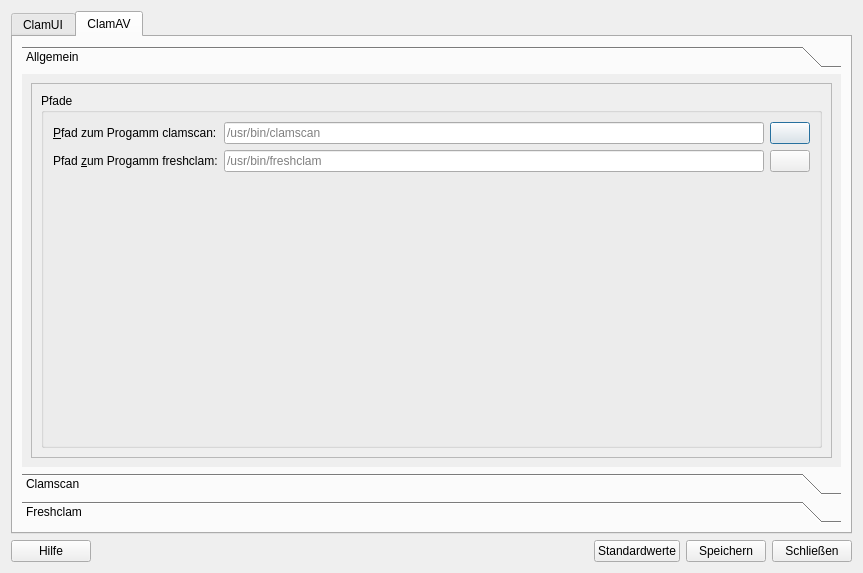
Old version of the form ui/settings.ui in the repository elgolondrino/clamui.
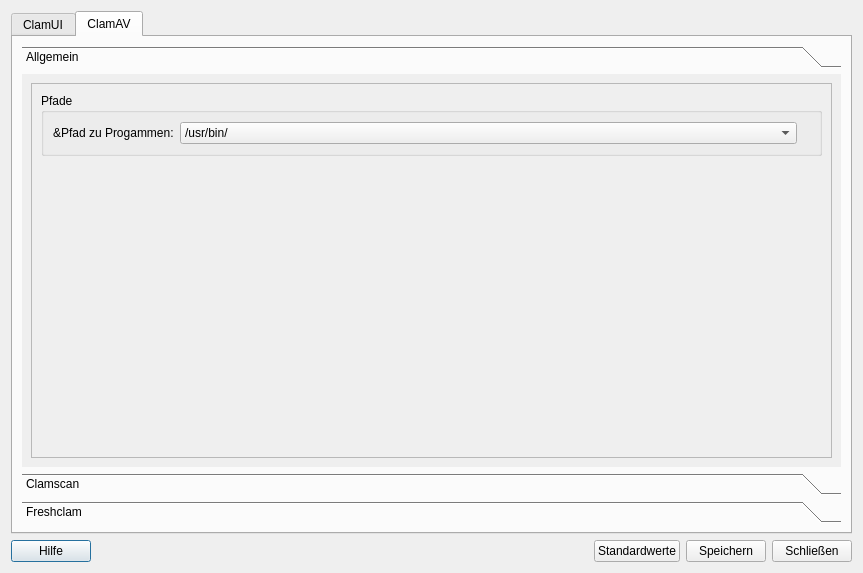
New version of the form. The open tabs and pages were chosen to show the change. Icons and pictures are not drawn.

The edit to the form file:
```diff
--- a/ui/settings.ui
+++ b/ui/settings.ui
@@ -219,82 +219,53 @@
                 <height>368</height>
                </rect>
               </property>
-              <layout class="QVBoxLayout" name="verticalLayout_9">
-               <item>
+              <layout class="QFormLayout" name="formLayout_2">
+               <item row="0" column="0" colspan="2">
                 <widget class="QGroupBox" name="groupBox">
                  <property name="title">
                   <string>Pfade</string>
                  </property>
-                 <layout class="QFormLayout" name="formLayout_2">
-                  <item row="0" column="0" colspan="2">
-                   <layout class="QGridLayout" name="gridLayout_2">
+                 <layout class="QHBoxLayout" name="horizontalLayout_3">
+                  <item>
+                   <layout class="QGridLayout" name="gridLayout_2" columnstretch="0,1,0">
                     <item row="0" column="1">
-                     <widget class="QLineEdit" name="lineEdit_BinClamScan">
-                      <property name="text">
-                       <string/>
-                      </property>
-                      <property name="placeholderText">
-                       <string>/usr/bin/clamscan</string>
-                      </property>
+                     <widget class="QComboBox" name="comboBox_ProgramPath">
+                      <item>
+                       <property name="text">
+                        <string>/usr/bin/</string>
+                       </property>
+                       <property name="icon">
+                        <iconset theme="folder">
+                         <normaloff/>
+                        </iconset>
+                       </property>
+                      </item>
+                      <item>
+                       <property name="text">
+                        <string>/usr/local/bin/</string>
+                       </property>
+                       <property name="icon">
+                        <iconset theme="folder">
+                         <normaloff/>
+                        </iconset>
+                       </property>
+                      </item>
                      </widget>
                     </item>
                     <item row="0" column="0">
                      <widget class="QLabel" name="label_2">
                       <property name="text">
-                       <string>&amp;Pfad zum Progamm clamscan:</string>
-                      </property>
-                      <property name="buddy">
-                       <cstring>lineEdit_BinClamScan</cstring>
-                      </property>
-                     </widget>
-                    </item>
-                    <item row="1" column="0">
-                     <widget class="QLabel" name="label_3">
-                      <property name="text">
-                       <string>Pfad &amp;zum Progamm freshclam:</string>
-                      </property>
-                      <property name="buddy">
-                       <cstring>lineEdit_BinFreshClam</cstring>
-                      </property>
-                     </widget>
-                    </item>
-                    <item row="1" column="1">
-                     <widget class="QLineEdit" name="lineEdit_BinFreshClam">
-                      <property name="text">
-                       <string/>
-                      </property>
-                      <property name="placeholderText">
-                       <string>/usr/bin/freshclam</string>
+                       <string>&amp;Pfad zu Progammen:</string>
                       </property>
                      </widget>
                     </item>
                     <item row="0" column="2">
-                     <widget class="QPushButton" name="pushButton_BinClamScan">
-                      <property name="toolTip">
-                       <string>Pfad zum ausführbarem Programm wählen.</string>
-                      </property>
+                     <widget class="QLabel" name="label_ProgramPath">
                       <property name="text">
                        <string/>
                       </property>
-                      <property name="icon">
-                       <iconset theme="folder">
-                        <normaloff/>
-                       </iconset>
-                      </property>
-                     </widget>
-                    </item>
-                    <item row="1" column="2">
-                     <widget class="QPushButton" name="pushButton_BinFreshClam">
-                      <property name="toolTip">
-                       <string>Pfad zum ausführbarem Programm wählen.</string>
-                      </property>
-                      <property name="text">
-                       <string/>
-                      </property>
-                      <property name="icon">
-                       <iconset theme="folder">
-                        <normaloff/>
-                       </iconset>
+                      <property name="pixmap">
+                       <pixmap resource="../clamui.qrc">:/icons/icons/breeze/actions/toolbar/dialog-close.svg</pixmap>
                       </property>
                      </widget>
                     </item>
```
Left out of the diff: 10 changed lines with no effect on the pictures.
